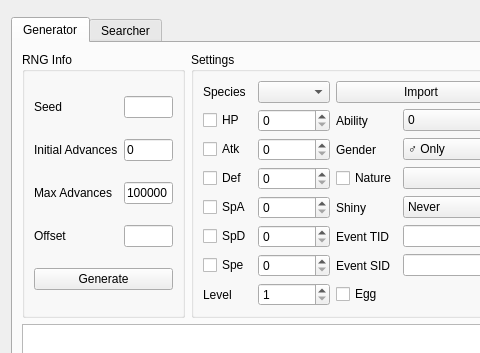
First picture: the form in Form/Gen5/Event5.ui, repository Admiral-Fish/PokeFinder, before the edit; both pictures show x 0 to 480 and y 0 to 353 of the 1200 by 700 pixel window.
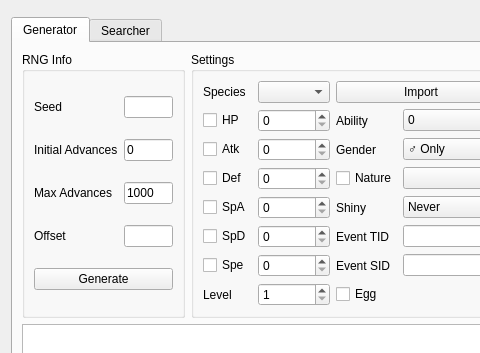
Second picture: the form after the edit. Custom widgets are drawn as their Qt base class.

```diff
--- a/Form/Gen5/Event5.ui
+++ b/Form/Gen5/Event5.ui
@@ -71,7 +71,7 @@
           <item row="2" column="1">
            <widget class="TextBox" name="textBoxGeneratorMaxAdvances">
             <property name="text">
-             <string notr="true">100000</string>
+             <string notr="true">1000</string>
             </property>
            </widget>
           </item>
```
